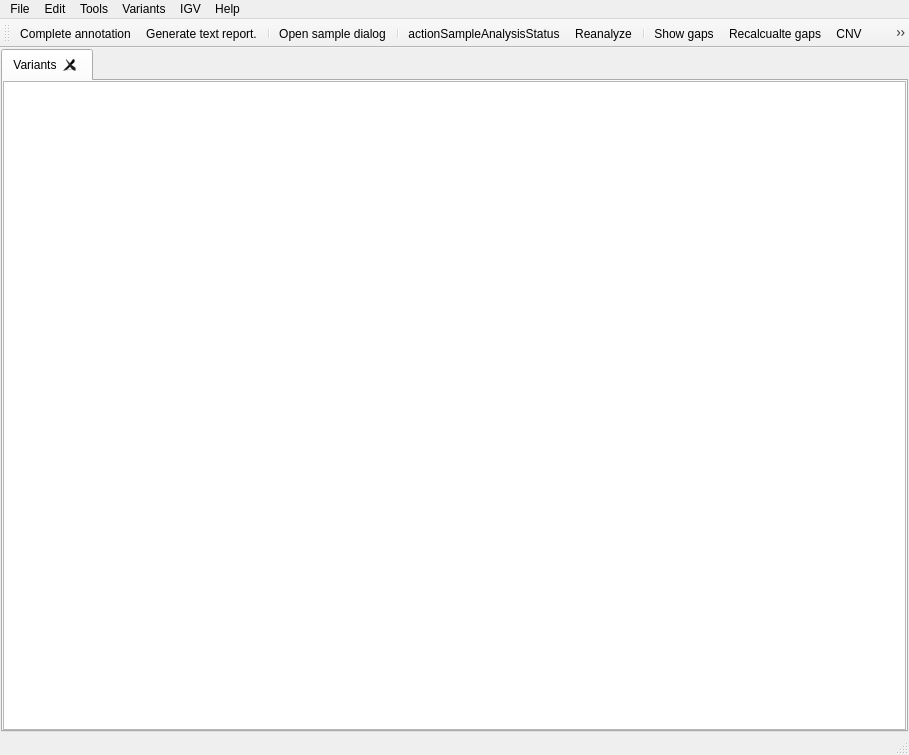
Qt form src/GSvar/MainWindow.ui (imgag/ngs-bits) before a commit.
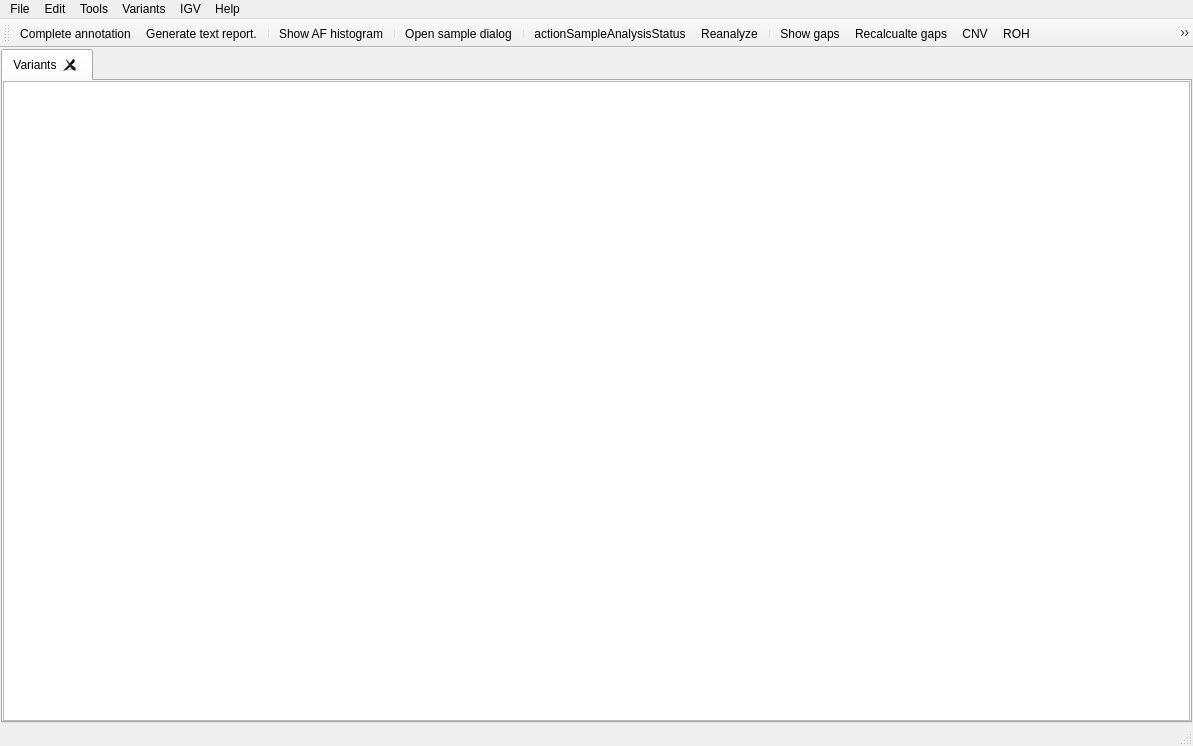
The same form after that commit. Icons and pictures are not drawn.

```diff
--- a/src/GSvar/MainWindow.ui
+++ b/src/GSvar/MainWindow.ui
@@ -6,8 +6,8 @@
    <rect>
     <x>0</x>
     <y>0</y>
-    <width>909</width>
-    <height>755</height>
+    <width>1193</width>
+    <height>746</height>
    </rect>
   </property>
   <property name="acceptDrops">
@@ -104,7 +104,7 @@
     <rect>
      <x>0</x>
      <y>0</y>
-     <width>909</width>
+     <width>1193</width>
      <height>21</height>
     </rect>
    </property>
@@ -256,6 +256,8 @@
    <addaction name="actionNGSDAnnotation"/>
    <addaction name="actionReport"/>
    <addaction name="separator"/>
+   <addaction name="actionShowAfHistogram"/>
+   <addaction name="separator"/>
    <addaction name="actionOpenProcessedSampleTabs"/>
    <addaction name="separator"/>
    <addaction name="actionAnalysisStatus"/>
@@ -721,6 +723,18 @@
     <string>Open sequencing run tab from NGSD.</string>
    </property>
   </action>
+  <action name="actionShowAfHistogram">
+   <property name="icon">
+    <iconset resource="GSvar.qrc">
+     <normaloff>:/Icons/AF_histogram.png</normaloff>:/Icons/AF_histogram.png</iconset>
+   </property>
+   <property name="text">
+    <string>Show AF histogram</string>
+   </property>
+   <property name="toolTip">
+    <string>Show allele frequency histogram of variants.</string>
+   </property>
+  </action>
  </widget>
  <layoutdefault spacing="6" margin="11"/>
  <resources>
```
